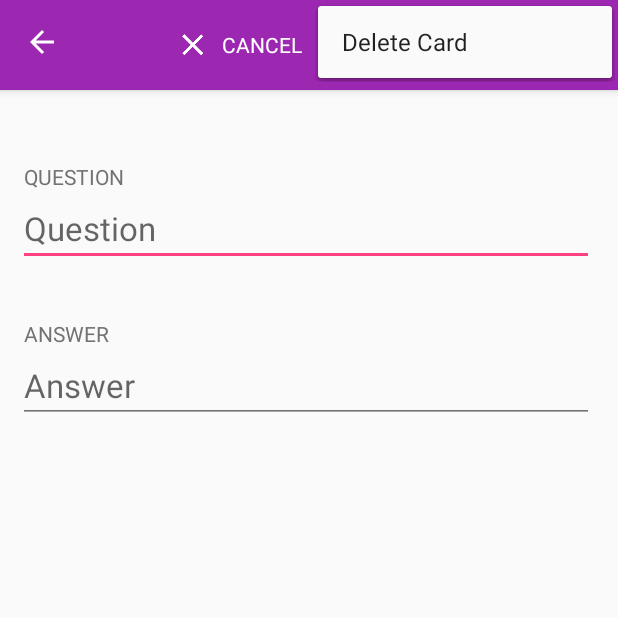
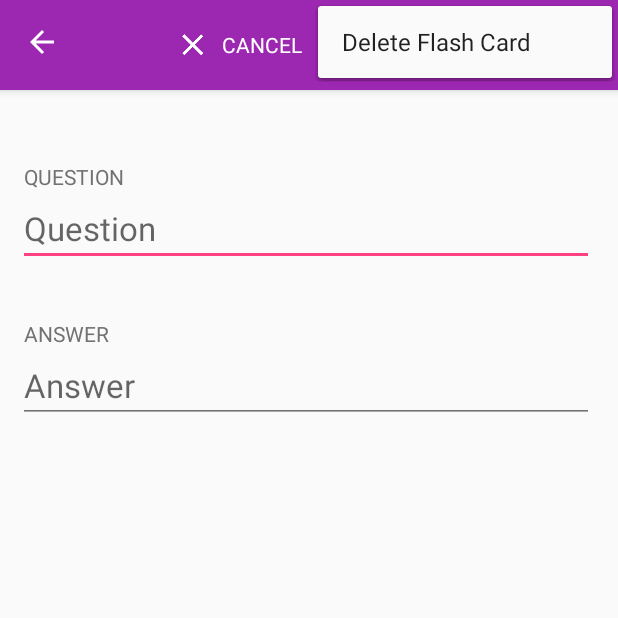
Before and after one commit to glennmiller36/Studiosity, an Android app: the CardEditActivity screen opened directly, with no data from a screen before it, with the options menu open, on a phone screen of 412 x 824 dp, the top half of it. Run offline under Robolectric (Android 15) with nearby library versions, the phone set to English and light mode, and no system bars; our stand-ins replace EventBus, data binding; 8 statements that could not run were skipped.

Commit message:
style: Add the word 'Flash' to all references of 'Cards' to instill the notion that this is a Flash Card app.

```diff
--- a/app/src/main/res/values/strings.xml
+++ b/app/src/main/res/values/strings.xml
@@ -26,7 +26,7 @@
     <string name="intro_subjects">Create your own class subjects</string>
 
     <!-- Decks -->
-    <string name="no_decks">No Deck of Cards</string>
+    <string name="no_decks">No Deck of Flash Cards</string>
     <string name="deck_name">Deck Name</string>
     <string name="deck">Deck</string>
     <string name="decks">Decks</string>
@@ -39,13 +39,13 @@
 
     <!-- Cards -->
     <string name="flashcards">Flash Cards</string>
-    <string name="no_cards">No Cards</string>
-    <string name="delete_card">Delete card \'%s\'?</string>
+    <string name="no_cards">No Flash Cards</string>
+    <string name="delete_card">Delete flash card \'%s\'?</string>
     <string name="question">Question</string>
     <string name="answer">Answer</string>
     <string name="letter_q">Q:</string>
     <string name="letter_a">A:</string>
-    <string name="action_delete_card">Delete Card</string>
+    <string name="action_delete_card">Delete Flash Card</string>
     <string name="intro_cards">Create your own flash cards</string>
 
     <!-- Study -->
```
